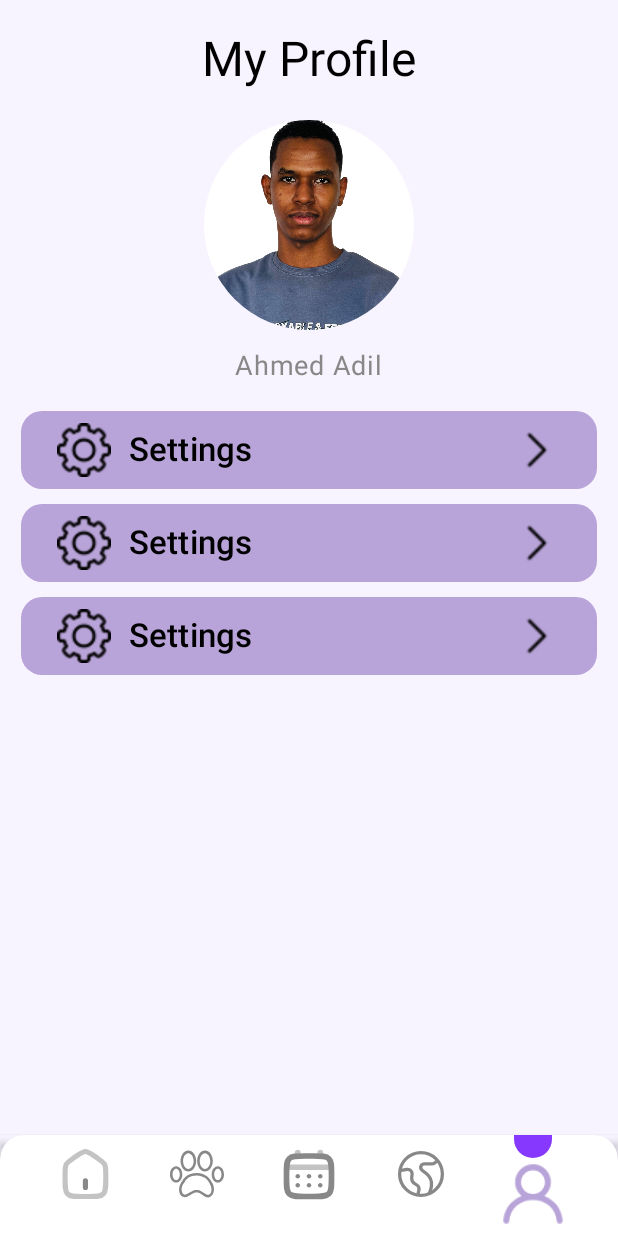
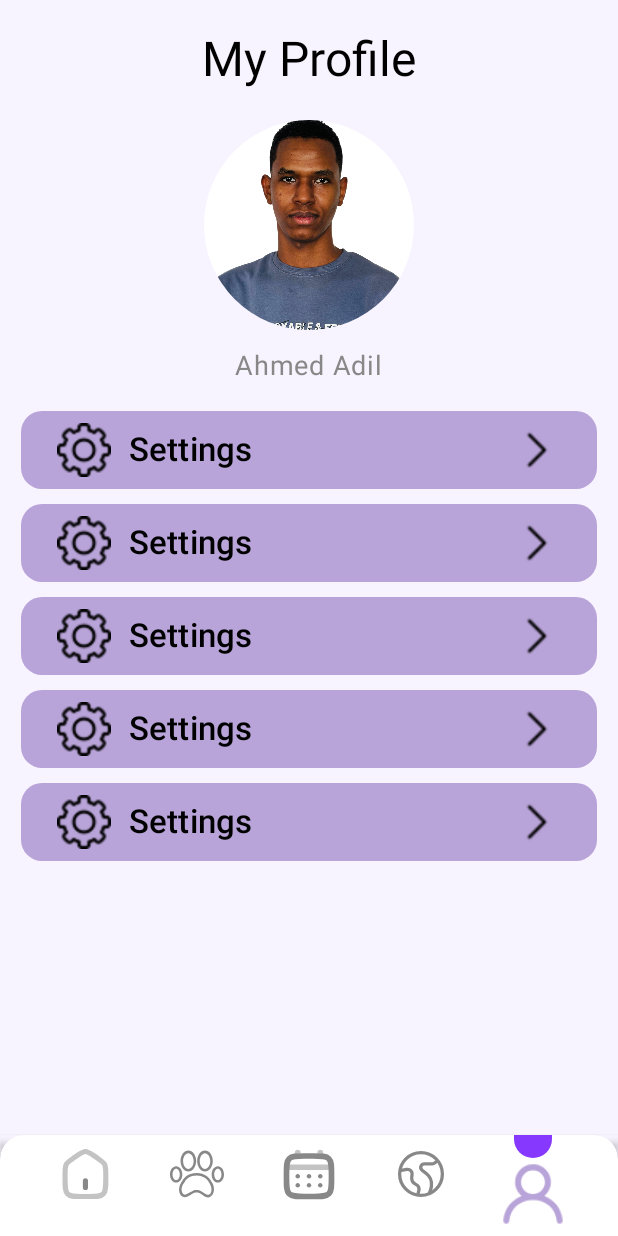
Before and after one commit to Ahmed3abogarin/PetPal, an Android app built with Jetpack Compose: the ProfileScreen screen opened through its navigation route, on a phone screen of 412 x 824 dp. Run offline under Robolectric (Android 15) with nearby library versions, the phone set to English and light mode, and no system bars.

Commit message:
add more on profile screen

```diff
--- a/app/src/main/java/com/vtol/petpal/presentation/profile/ProfileScreen.kt
+++ b/app/src/main/java/com/vtol/petpal/presentation/profile/ProfileScreen.kt
@@ -69,6 +69,18 @@ fun ProfileScreen() {
             text = "Settings"
         )
 
+        SettingsButton(
+            leadIcon = R.drawable.ic_settings,
+            trailIcon = R.drawable.ic_arrow,
+            text = "Settings"
+        )
+
+        SettingsButton(
+            leadIcon = R.drawable.ic_settings,
+            trailIcon = R.drawable.ic_arrow,
+            text = "Settings"
+        )
+
 
 
 
```
